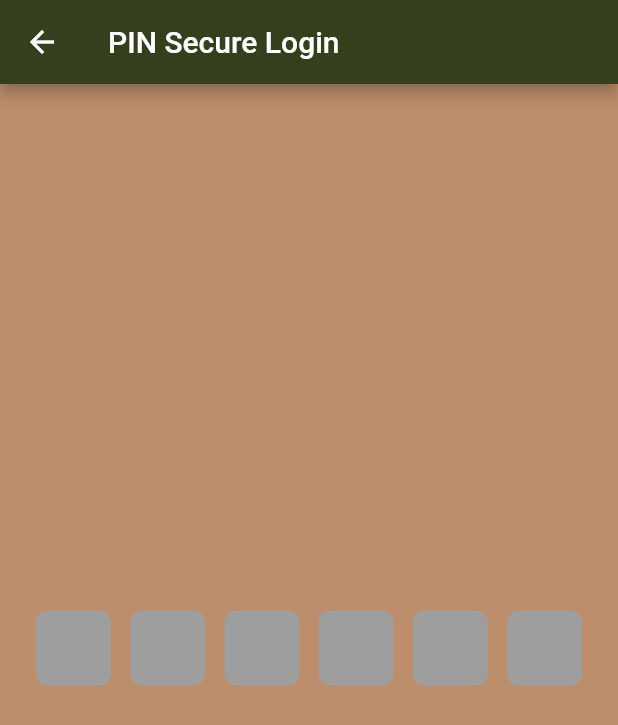
After one commit to Wexyll/zborya_application, a Flutter app: the pinLogin screen opened directly, on a phone screen of 412 x 824 dp. The commit adds this screen. Shown: the top 725 px of the screen. Run offline on Flutter 3.47's test engine with Material 2 defaults, Android fonts, the light colour scheme and no system bars; drawn by our look-alikes of pin_code_fields; our stand-ins replace camera, flutter_form_builder, flutter_secure_storage, flutter_svg, form_builder_validators, get and 6 more; missing offline and left inert: animated_snack_bar, google_mlkit_object_detection; accounts and stored records are empty.

Commit message:
Refactoring/Complete Login
Finished Login security/functionality. Cleaning code.

```diff
--- /dev/null
+++ b/assets/json/categories.json
@@ -0,0 +1 @@
+["Sniper", "Rifle", "Pistol", "Shotgun", "SMG", "MG", "Explosive", "Other"]
--- a/lib/main.dart
+++ b/lib/main.dart
@@ -7,6 +7,7 @@ import 'package:zboryar_application/database/hive/model/invWeapon.dart';
 import 'package:camera/camera.dart';
 import 'package:hive/hive.dart';
 import 'package:hive_flutter/hive_flutter.dart';
+import 'package:zboryar_application/screens/pinLogin.dart';
 import '../database/storage.dart';
 import 'database/hive/model/squadWeapon.dart';
 
@@ -27,7 +28,7 @@ void main() async {
     page = LoginScreen();
   } else {
     log(_Value);
-    page = navigationPage();
+    page = pinLogin();
   }
 
   await Hive.initFlutter();
--- a/lib/screens/LoginForm.dart
+++ b/lib/screens/LoginForm.dart
@@ -104,7 +104,7 @@ class _LoginFormState extends State<LoginForm> {
                     var snackbar =
                         SnackBar(content: Text("Username Does Not Exist"));
                     ScaffoldMessenger.of(context).showSnackBar(snackbar);
-                  } else if (_user != username.text) {
+                  } else if (_user != username.text.toLowerCase()) {
                     failure = failure -1;
                     var snackbar =
                         SnackBar(content: Text("Username is Incorrect"));
--- a/lib/screens/cameraScreen/confirmation.dart
+++ b/lib/screens/cameraScreen/confirmation.dart
@@ -81,7 +81,7 @@ class _confirmWeaponsState extends State<confirmWeapons> {
           return Column(
             children: [
               AlertDialog(
-                title: Text("Change ${my_list[index].name} Quantity"),
+                title: Text("Change ${my_list[index].nameController} Quantity"),
                 content: NumberPicker(
                   value: my_list[index].quantity,
                   minValue: 0,
--- a/lib/screens/inventoryScreens/generalInventory.dart
+++ b/lib/screens/inventoryScreens/generalInventory.dart
@@ -38,6 +38,7 @@ class _generalInventoryState extends State<generalInventory> {
       appBar: AppBar(
         title: Text("General Inventory"),
         backgroundColor: bg_login,
+        automaticallyImplyLeading: false,
       ),
       body: Padding(
         padding: EdgeInsets.fromLTRB(0, 0, 0, 75),
--- a/lib/screens/inventoryScreens/logistics.dart
+++ b/lib/screens/inventoryScreens/logistics.dart
@@ -26,6 +26,7 @@ class _logisticsPageState extends State<logisticsPage> {
       appBar: AppBar(
         title: Text("Logistical Page"),
         backgroundColor: bg_login,
+        automaticallyImplyLeading: false,
       ),
       body: Padding(
         padding: EdgeInsets.fromLTRB(0, 0, 0, 75),
--- a/lib/screens/navigationPage.dart
+++ b/lib/screens/navigationPage.dart
@@ -88,7 +88,7 @@ class NavigationDrawer extends StatelessWidget{
 
 
   Widget buildMenuItems(BuildContext context) => Container(
-    padding: const EdgeInsets.all(24),
+    padding: const EdgeInsets.symmetric(vertical: 40, horizontal: 15),
     child: Wrap(
       runSpacing: 12,
       children: [ListTile(
--- /dev/null
+++ b/lib/screens/pinLogin.dart
@@ -0,0 +1,73 @@
+import 'package:flutter/cupertino.dart';
+import 'package:flutter/material.dart';
+import 'package:flutter/services.dart';
+import 'package:zboryar_application/constants/constants.dart';
+import 'package:pin_code_fields/pin_code_fields.dart';
+
+import '../database/storage.dart';
+import 'navigationPage.dart';
+
+class pinLogin extends StatefulWidget {
+  const pinLogin({Key? key}) : super(key: key);
+
+  @override
+  State<pinLogin> createState() => _pinLoginState();
+}
+
+class _pinLoginState extends State<pinLogin> {
+  TextEditingController controller = TextEditingController();
+  @override
+  Widget build(BuildContext context) {
+    return Scaffold(
+    appBar: AppBar(
+      title: Text("PIN Secure Login"),
+      backgroundColor: bg_login,
+    ),
+        backgroundColor: bg_reg,
+        body:Column(
+      mainAxisAlignment: MainAxisAlignment.center,
+      children: [
+        Container(
+          margin: EdgeInsets.symmetric(horizontal: 24),
+          child: PinCodeTextField(
+            keyboardType: TextInputType.number,
+            appContext: context,
+            controller: controller,
+            length: 6,
+            cursorHeight: 15,
+            enableActiveFill: true,
+            textStyle: TextStyle(fontSize: 20, fontWeight: FontWeight.bold),
+            inputFormatters: [
+              FilteringTextInputFormatter.digitsOnly
+            ],
+            pinTheme: PinTheme(
+              shape: PinCodeFieldShape.box,
+              fieldWidth: 50,
+              inactiveFillColor: Colors.grey,
+              inactiveColor: Colors.grey,
+              activeFillColor: Colors.green[300],
+              activeColor: Colors.green[300],
+              selectedFillColor: Colors.green[500],
+              selectedColor: Colors.green[500],
+              borderWidth: 1,
+              borderRadius: BorderRadius.circular(8),
+            ),
+            onChanged: ((value) async {
+              final StorageService _storageService = StorageService();
+              String? pin = await _storageService.readSecureData("Pin");
+              if(controller.text == pin){
+                Navigator.pushReplacement(
+                  context,
+                  MaterialPageRoute(builder: (context) => navigationPage()),
+                );
+              } else{
+                print("false");
+              }
+            }),
+          ),
+        ),
+      ],
+    ),
+    );
+  }
+}
--- a/lib/screens/signup_form.dart
+++ b/lib/screens/signup_form.dart
@@ -138,8 +138,11 @@ class _RegistrationFormState extends State<RegistrationForm> {
                   }else if(password.text.length < 6){
                     var snackbar = SnackBar(content: Text("Password is Too Short! (Minimum 6 Characters!)"));
                     ScaffoldMessenger.of(context).showSnackBar(snackbar);
+                  }else if(pin.text.length != 6){
+                    var snackbar = SnackBar(content: Text("PIN must be 6 Numbers"));
+                    ScaffoldMessenger.of(context).showSnackBar(snackbar);
                   }else {
-                    final encryptData eUsername = encryptData("Username", username.text);
+                    final encryptData eUsername = encryptData("Username", username.text.toLowerCase());
                     final encryptData ePassword = encryptData("Password", password.text);
                     final encryptData ePin = encryptData("Pin", pin.text);
                     _storageService.writeSecureData(eUsername);
--- a/pubspec.yaml
+++ b/pubspec.yaml
@@ -46,6 +46,7 @@ dependencies:
   flutter_svg: ^1.1.6
   numberpicker: ^2.1.1
   grouped_list: ^5.1.2
+  pin_code_fields: ^7.4.0
 
   # The following adds the Cupertino Icons font to your application.
   # Use with the CupertinoIcons class for iOS style icons.
```
Also changed, not shown: lib/components/components.dart (added, +15 -0 lines), lib/screens/inventoryScreens/squadInventory.dart (+261 -185 lines), assets/icon/MG.svg (renamed from assets/icon/Machinegun.svg), assets/icon/SMG.svg (renamed from assets/icon/Sub_Machinegun.svg), pubspec.lock.
